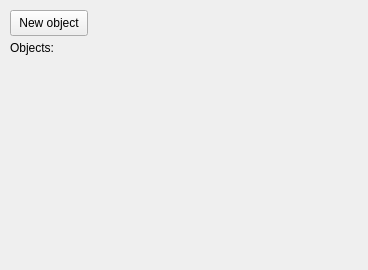
Above: xraysim/matrixeditor/mainwindow.ui from ulikoehler/xraysim before the change. Below: the same form after it.
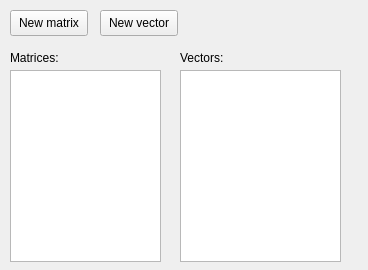
That is the form after the change.

Commit message: Added main window widgets and new matrix dialog; now using Boost::uBLAS instead of the own matrix implementation

Diff of the .ui file:
```diff
--- a/xraysim/matrixeditor/mainwindow.ui
+++ b/xraysim/matrixeditor/mainwindow.ui
@@ -24,20 +24,66 @@
      </rect>
     </property>
     <property name="text">
-     <string>New object</string>
+     <string>New matrix</string>
     </property>
    </widget>
    <widget class="QLabel" name="objectsLabel">
     <property name="geometry">
      <rect>
       <x>10</x>
-      <y>40</y>
+      <y>50</y>
       <width>55</width>
       <height>16</height>
      </rect>
     </property>
     <property name="text">
-     <string>Objects:</string>
+     <string>Matrices:</string>
+    </property>
+   </widget>
+   <widget class="QPushButton" name="newVectorButton">
+    <property name="geometry">
+     <rect>
+      <x>100</x>
+      <y>10</y>
+      <width>78</width>
+      <height>26</height>
+     </rect>
+    </property>
+    <property name="text">
+     <string>New vector</string>
+    </property>
+   </widget>
+   <widget class="QListWidget" name="matricesList">
+    <property name="geometry">
+     <rect>
+      <x>10</x>
+      <y>70</y>
+      <width>151</width>
+      <height>192</height>
+     </rect>
+    </property>
+   </widget>
+   <widget class="QLabel" name="vectorsLabel">
+    <property name="geometry">
+     <rect>
+      <x>180</x>
+      <y>50</y>
+      <width>55</width>
+      <height>16</height>
+     </rect>
+    </property>
+    <property name="text">
+     <string>Vectors:</string>
+    </property>
+   </widget>
+   <widget class="QListWidget" name="vectorsList">
+    <property name="geometry">
+     <rect>
+      <x>180</x>
+      <y>70</y>
+      <width>161</width>
+      <height>192</height>
+     </rect>
     </property>
    </widget>
   </widget>
```
Left out of the diff: 4 changed lines with no effect on the pictures. The commit also changes 4 other files.
